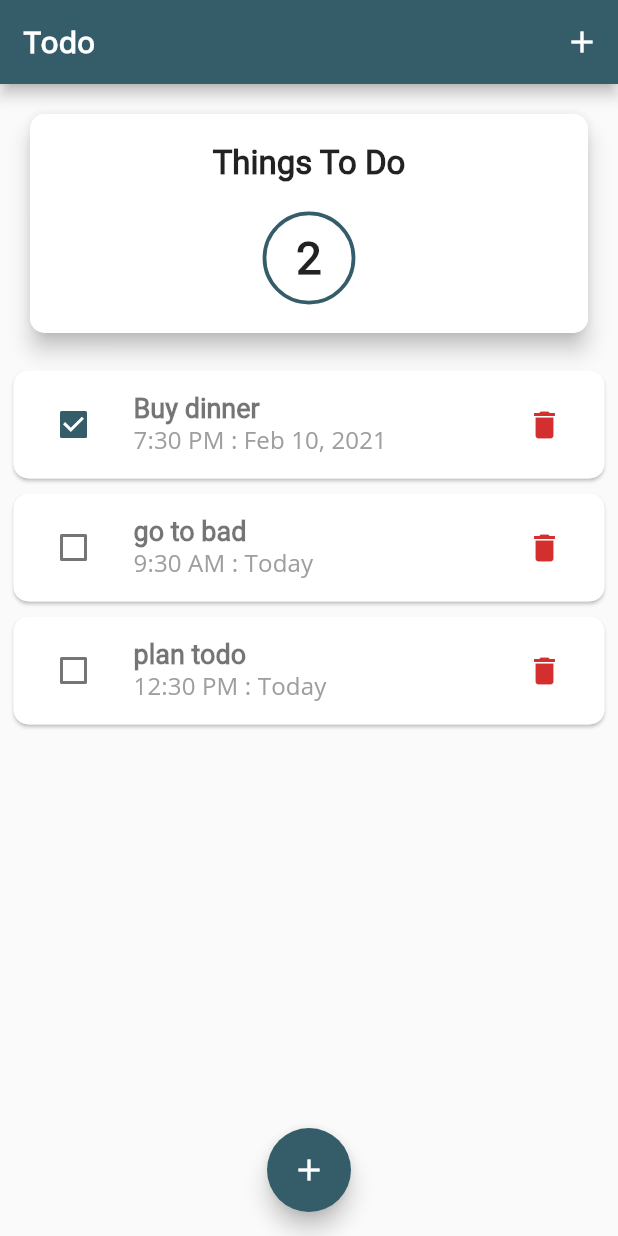
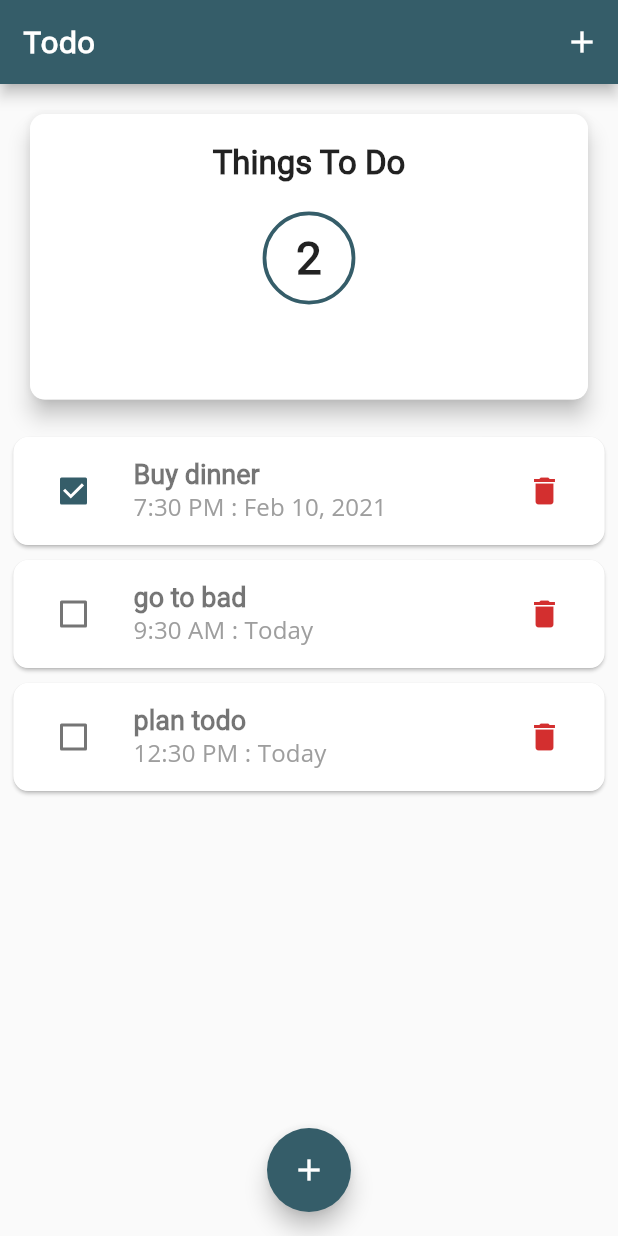
Before and after one commit to kyawmoehan/flutter_todo_app, a Flutter app: the screen it shows after launch, on a phone screen of 412 x 824 dp. Run offline on Flutter 3.47's test engine with Material 2 defaults, Android fonts, the phone set to English and light mode, and no system bars.

Commit message:
responsive ios

```diff
--- a/lib/main.dart
+++ b/lib/main.dart
@@ -1,3 +1,4 @@
+import 'dart:io';
 import 'package:flutter/material.dart';
 
 import './modal/todo.dart';
@@ -84,6 +85,8 @@ class _MyHomePageState extends State<MyHomePage> {
     ),
   ];
 
+  bool _showCard = false;
+
   List<Todo> get _todayTodo {
     final now = DateTime.now();
     final today = DateTime(now.year, now.month, now.day);
@@ -132,8 +135,10 @@ class _MyHomePageState extends State<MyHomePage> {
 
   @override
   Widget build(BuildContext context) {
-    return Scaffold(
-      appBar: AppBar(
+    final mediaQuery = MediaQuery.of(context);
+    final isLandScape = mediaQuery.orientation == Orientation.landscape;
+
+    final PreferredSizeWidget appBar = AppBar(
       title: Text('Todo'),
       actions: [
         IconButton(
@@ -141,20 +146,71 @@ class _MyHomePageState extends State<MyHomePage> {
           onPressed: () => {_startAddNewTodo(context)},
         )
       ],
-      ),
-      body: SingleChildScrollView(
+    );
+
+    final todoListWidget = Container(
+      height: (mediaQuery.size.height -
+              appBar.preferredSize.height -
+              mediaQuery.padding.top) *
+          0.7,
+      child: TodoList(_todoList, _deleteTodo, _changeComplete),
+    );
+
+    final pageBody = SafeArea(
+      child: SingleChildScrollView(
         child: Column(
           crossAxisAlignment: CrossAxisAlignment.stretch,
           children: <Widget>[
+            if (isLandScape)
+              Row(
+                mainAxisAlignment: MainAxisAlignment.center,
+                children: [
+                  Text(
+                    'Show Card',
+                    style: Theme.of(context).textTheme.caption,
+                  ),
+                  Switch.adaptive(
+                    activeColor: Theme.of(context).accentColor,
+                    onChanged: (val) {
+                      setState(() {
+                        _showCard = val;
+                      });
+                    },
+                    value: _showCard,
+                  ),
+                ],
+              ),
+            if (!isLandScape)
               Container(
+                height: (mediaQuery.size.height -
+                        appBar.preferredSize.height -
+                        mediaQuery.padding.top) *
+                    0.3,
                 child: TodayCard(_todayTodo),
               ),
-            TodoList(_todoList, _deleteTodo, _changeComplete),
+            if (!isLandScape) todoListWidget,
+            if (isLandScape)
+              _showCard
+                  ? Container(
+                      height: (mediaQuery.size.height -
+                              appBar.preferredSize.height -
+                              mediaQuery.padding.top) *
+                          0.7,
+                      child: TodayCard(_todayTodo),
+                    )
+                  : todoListWidget,
           ],
         ),
       ),
+    );
+
+    return Scaffold(
+      appBar: appBar,
+      body: pageBody,
       floatingActionButtonLocation: FloatingActionButtonLocation.centerFloat,
-      floatingActionButton: FloatingActionButton(
+      floatingActionButton: Platform.isIOS
+          ? Container()
+          : FloatingActionButton(
               child: Icon(Icons.add),
               onPressed: () => {_startAddNewTodo(context)},
             ),
--- a/lib/widget/todo_list.dart
+++ b/lib/widget/todo_list.dart
@@ -26,7 +26,7 @@ class TodoList extends StatelessWidget {
                     height: 25,
                   ),
                   Container(
-                    // height: constraints.maxHeight * 0.6,
+                    height: constraints.maxHeight * 0.6,
                     child: Image.asset(
                       'assets/images/waiting.png',
                       fit: BoxFit.cover,
```
Lines whose indentation alone changed are shown as unchanged.
